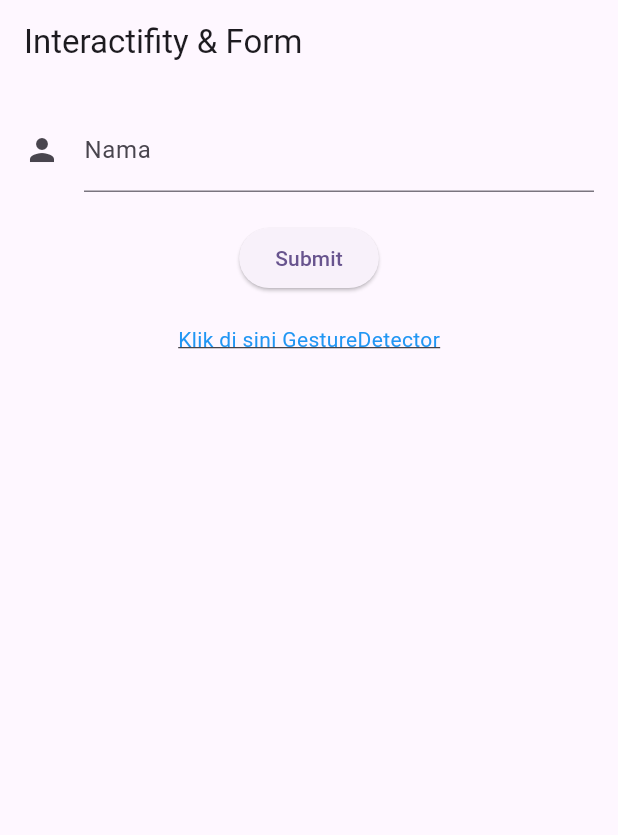
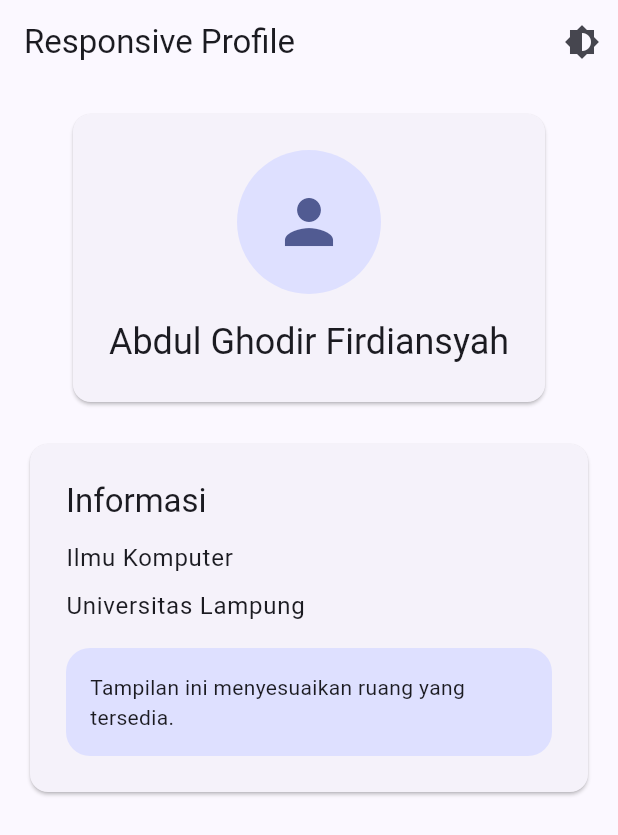
Before and after one commit to AbdulGhodir/prak-mobilelanjut-2417051054, a Flutter app: the screen it shows after launch, on a phone screen of 412 x 824 dp. Shown: the top 835 px of the screen. Run offline on Flutter 3.47's test engine with Material 3 defaults, Android fonts, the phone set to English and light mode, and no system bars.

Commit message:
Pertemuan 5

```diff
--- /dev/null
+++ b/lib/app_theme.dart
@@ -0,0 +1,19 @@
+import 'package:flutter/material.dart';
+
+class AppTheme {
+  static final ThemeData lightTheme = ThemeData(
+    useMaterial3: true,
+    colorScheme: ColorScheme.fromSeed(
+      seedColor: Colors.indigo,
+      brightness: Brightness.light,
+    )
+  );
+
+  static final ThemeData darkTheme = ThemeData(
+    useMaterial3: true,
+    colorScheme: ColorScheme.fromSeed(
+      seedColor: Colors.indigo,
+      brightness: Brightness.dark
+    )
+  );
+}
--- a/lib/main.dart
+++ b/lib/main.dart
@@ -1,24 +1,37 @@
 import 'package:flutter/material.dart';
-import 'package:prakmola_abdul/first_widget.dart';
-import 'package:prakmola_abdul/form_widget.dart';
+import 'app_theme.dart';
+import 'responsive_profile_page.dart';
 
 void main() {
   runApp(const MyApp());
 }
 
-class MyApp extends StatelessWidget {
+class MyApp extends StatefulWidget {
   const MyApp({super.key});
+
+  @override
+  State<MyApp> createState() => _MyAppState();
+}
+
+class _MyAppState extends State<MyApp> {
+  ThemeMode themeMode = ThemeMode.light;
+
+  void toggleTheme() {
+    setState(() {
+      themeMode = themeMode == ThemeMode.light ? ThemeMode.dark : ThemeMode.light;
+    });
+  }
 
   @override
   Widget build(BuildContext context) {
     return MaterialApp(
-      title: 'Praktikum Mola',
-      theme: ThemeData(
-        colorScheme: ColorScheme.fromSeed(
-          seedColor: Colors.deepPurple
-        )
+      title: 'Responsive Profile',
+      debugShowCheckedModeBanner: false,
+      theme: AppTheme.lightTheme,
+      darkTheme: AppTheme.darkTheme,
+      home: ResponsiveProfilePage(
+        onThemeChanged: toggleTheme,
       ),
-      home: const FormWidget(),
     );
   }
 }
--- /dev/null
+++ b/lib/responsive_profile_page.dart
@@ -0,0 +1,130 @@
+import 'package:flutter/material.dart';
+
+class ResponsiveProfilePage extends StatelessWidget {
+  final VoidCallback onThemeChanged;
+
+  const ResponsiveProfilePage({super.key, required this.onThemeChanged});
+
+  @override
+  Widget build(BuildContext context) {
+    final size = MediaQuery.of(context).size;
+
+    return Scaffold(
+      appBar: AppBar(
+        title: const Text('Responsive Profile'),
+        actions: [
+          IconButton(
+            onPressed: onThemeChanged,
+            icon: const Icon(Icons.brightness_6),
+          ),
+        ],
+      ),
+      body: Padding(
+        padding: EdgeInsets.all(size.width < 600 ? 16 : 32),
+        child: LayoutBuilder(
+          builder: (context, constraints) {
+            return OrientationBuilder(
+              builder: (context, orientation) {
+                final isWide =
+                    constraints.maxWidth >= 600 ||
+                    orientation == Orientation.landscape;
+
+                return isWide
+                    ? const Row(
+                        crossAxisAlignment: CrossAxisAlignment.start,
+                        children: [
+                          Expanded(child: _ProfileHeader()),
+                          SizedBox(width: 32),
+                          Expanded(child: _ProfileInfo()),
+                        ],
+                      )
+                    : const Column(
+                        children: [
+                          _ProfileHeader(),
+                          SizedBox(height: 20),
+                          _ProfileInfo(),
+                        ],
+                      );
+              },
+            );
+          },
+        ),
+      ),
+    );
+  }
+}
+
+class _ProfileHeader extends StatelessWidget {
+  const _ProfileHeader();
+
+  @override
+  Widget build(BuildContext context) {
+    return Card(
+      child: Padding(
+        padding: const EdgeInsets.all(24),
+        child: Column(
+          children: [
+            CircleAvatar(
+              radius: 48,
+              child: Icon(
+                Icons.person,
+                size: 48,
+                color: Theme.of(context).colorScheme.primary,
+              ),
+            ),
+
+            const SizedBox(height: 16),
+
+            Text(
+              'Abdul Ghodir Firdiansyah',
+              style: Theme.of(context).textTheme.headlineSmall,
+              textAlign: TextAlign.center,
+            ),
+          ],
+        ),
+      ),
+    );
+  }
+}
+
+class _ProfileInfo extends StatelessWidget {
+  const _ProfileInfo();
+
+  @override
+  Widget build(BuildContext context) {
+    final scheme = Theme.of(context).colorScheme;
+
+    return Card(
+      child: Padding(
+        padding: const EdgeInsets.all(24),
+        child: Column(
+          crossAxisAlignment: CrossAxisAlignment.start,
+          children: [
+            Text('Informasi', style: Theme.of(context).textTheme.titleLarge),
+            const SizedBox(height: 12),
+            Text('Ilmu Komputer', style: Theme.of(context).textTheme.bodyLarge),
+            const SizedBox(height: 8),
+            Text(
+              'Universitas Lampung',
+              style: Theme.of(context).textTheme.bodyLarge,
+            ),
+            const SizedBox(height: 16),
+            Container(
+              width: double.infinity,
+              padding: const EdgeInsets.all(16),
+              decoration: BoxDecoration(
+                color: scheme.primaryContainer,
+                borderRadius: BorderRadius.circular(16),
+              ),
+
+              child: Text(
+                'Tampilan ini menyesuaikan ruang yang tersedia.',
+                style: Theme.of(context).textTheme.bodyMedium,
+              ),
+            ),
+          ],
+        ),
+      ),
+    );
+  }
+}
```
Also changed, not shown: 1 other file.
